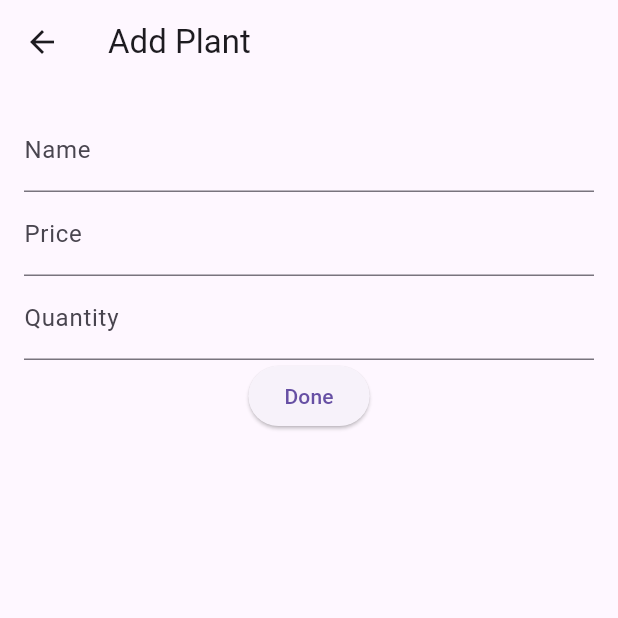
After one commit to mechanixox/Plantdemic, a Flutter app: the HomePage screen opened by its route, item 2 of the bottom bar chosen, after a tap on the "add" icon, on a phone screen of 412 x 824 dp, the top half of it. The commit adds this screen. Run offline on Flutter 3.47's test engine with Material 2 defaults, Android fonts, the phone set to English and light mode, and no system bars; our stand-ins replace google_nav_bar, lottie; network calls fail.

Commit message:
added new page upon clicking the floating action button
the new page is where the user can add more plants to their inventory.

there are still some issues and bugs that needs to be fixed

```diff
--- /dev/null
+++ b/plantdemic/lib/add_plant_page.dart
@@ -0,0 +1,67 @@
+import 'package:flutter/material.dart';
+import '../classes/plant.dart';
+
+class AddPlantPage extends StatefulWidget {
+  const AddPlantPage({super.key});
+
+  @override
+  State<AddPlantPage> createState() => _AddPlantPageState();
+}
+
+class _AddPlantPageState extends State<AddPlantPage> {
+  // Create TextEditingController for text input fields
+  final TextEditingController nameController = TextEditingController();
+  final TextEditingController priceController = TextEditingController();
+  final TextEditingController quantityController = TextEditingController();
+
+  @override
+  void dispose() {
+    // Dispose of the text editing controllers when the widget is disposed
+    nameController.dispose();
+    priceController.dispose();
+    quantityController.dispose();
+    super.dispose();
+  }
+
+  @override
+  Widget build(BuildContext context) {
+    return Scaffold(
+      appBar: AppBar(
+        title: Text('Add Plant'),
+      ),
+      body: Padding(
+        padding: const EdgeInsets.all(16.0),
+        child: Column(
+          children: [
+            TextField(
+              controller: nameController,
+              decoration: InputDecoration(labelText: 'Name'),
+            ),
+            TextField(
+              controller: priceController,
+              decoration: InputDecoration(labelText: 'Price'),
+            ),
+            TextField(
+              controller: quantityController,
+              decoration: InputDecoration(labelText: 'Quantity'),
+            ),
+            ElevatedButton(
+              onPressed: () {
+                // Create a new Plant object with the entered information
+                Plant newPlant = Plant(
+                  name: nameController.text,
+                  price: priceController.text,
+                  quantity: quantityController.text,
+                  imagePath: 'assets/icons/plant.png', // Set the default image path
+                );
+                // Navigate back to the inventory page and pass the new plant
+                Navigator.pop(context, newPlant);
+              },
+              child: Text('Done'),
+            ),
+          ],
+        ),
+      ),
+    );
+  }
+}
--- a/plantdemic/lib/pages/delivery.dart
+++ b/plantdemic/lib/pages/delivery.dart
@@ -39,9 +39,13 @@ class _UserDeliverState extends State<UserDelivery> {
 
                           //return plant tile
                           return PlantTile(
-                              plant: plant,
-                              onTap: () => removeFromDelivery(plant),
-                              trailing: Icon(Icons.check_sharp));
+                            plant: plant,
+                            onTap: () => removeFromDelivery(plant),
+                            trailing: IconButton(
+                              icon: Icon(Icons.check_sharp),
+                              onPressed: () => removeFromDelivery(plant),
+                            ),
+                          );
                         },
                       ),
                     )
--- a/plantdemic/lib/pages/inventory.dart
+++ b/plantdemic/lib/pages/inventory.dart
@@ -3,6 +3,7 @@ import 'package:plantdemic/pages/manage_plant_page.dart';
 import 'package:provider/provider.dart';
 import 'package:plantdemic/classes/inventory.dart';
 
+import '../add_plant_page.dart';
 import '../classes/plant.dart';
 import '../components/plant_tile.dart';
 
@@ -15,16 +16,28 @@ class UserInventory extends StatefulWidget {
 
 class _UserInventoryState extends State<UserInventory> {
   //go to manage plant page, once user selected a plant
-
   void goToManagePlantPage(Plant plant) {
-    //navigate
-
     Navigator.push(
         context,
         MaterialPageRoute(
             builder: (context) => ManagePlantPage(
                   plant: plant,
                 )));
+  }
+
+  void navigateToAddPlantPage(BuildContext context) async {
+    // Navigate to the AddPlantPage and wait for a result (the new plant)
+    final newPlant = await Navigator.push(
+      context,
+      MaterialPageRoute(builder: (context) => AddPlantPage()),
+    );
+    // Check if a new plant was added
+    if (newPlant != null) {
+      // Add the new plant to the inventory
+      // ignore: use_build_context_synchronously
+      Provider.of<PlantdemicInventory>(context, listen: false)
+          .addToDelivery(newPlant);
+    }
   }
 
   @override
@@ -65,7 +78,11 @@ class _UserInventoryState extends State<UserInventory> {
                         return PlantTile(
                           plant: individualPlant,
                           onTap: () => goToManagePlantPage(individualPlant),
-                          trailing: Icon(Icons.arrow_forward),
+                          trailing: IconButton(
+                            icon: Icon(Icons.arrow_forward),
+                            onPressed: () =>
+                                goToManagePlantPage(individualPlant),
+                          ),
                         );
                       },
                     ),
@@ -77,7 +94,7 @@ class _UserInventoryState extends State<UserInventory> {
                 right: 10.0,
                 child: FloatingActionButton(
                   onPressed: () {
-                    // Add your action here
+                    navigateToAddPlantPage(context);
                   },
                   backgroundColor: Color.fromRGBO(124, 194, 134, 1),
                   shape: CircleBorder(),
```
Also changed, not shown: plantdemic/lib/components/plant_tile.dart (+6 -5 lines), plantdemic/lib/pages/manage_plant_page.dart (+9 -6 lines).
